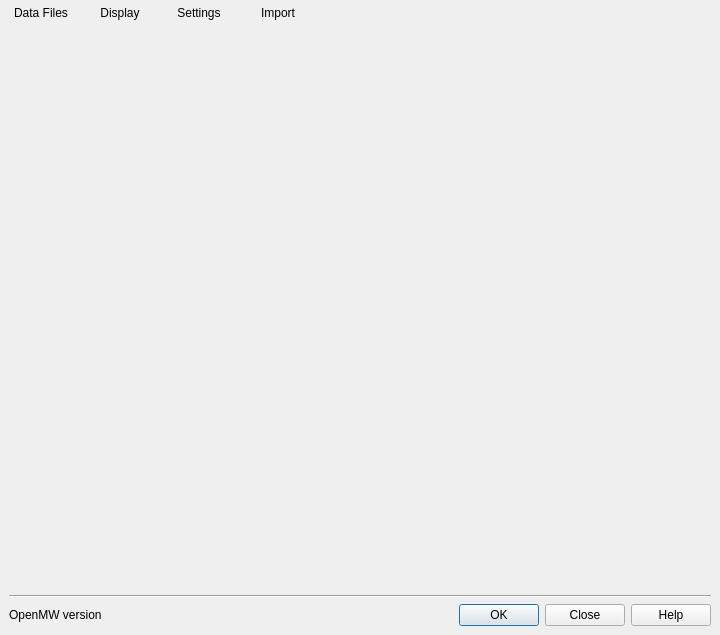
Before: the Qt Designer form apps/launcher/ui/mainwindow.ui in jeffcwj/openmw-cn-android, drawn with Qt 5.
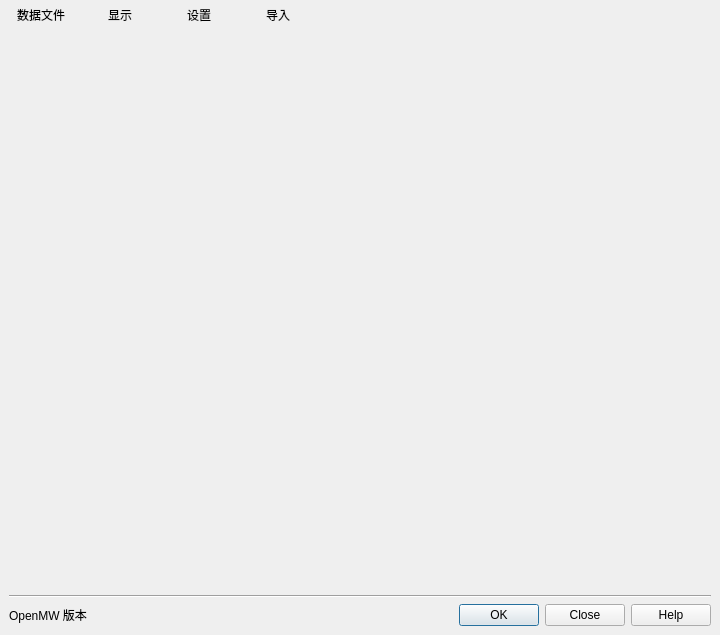
After: the same form once the commit is applied. Icons and pictures are not drawn.

Patch:
```diff
--- a/apps/launcher/ui/mainwindow.ui
+++ b/apps/launcher/ui/mainwindow.ui
@@ -40,7 +40,7 @@
       <item>
        <widget class="QLabel" name="versionLabel">
         <property name="text">
-         <string>OpenMW version</string>
+         <string>OpenMW 版本</string>
         </property>
        </widget>
       </item>
@@ -124,7 +124,7 @@
      <normaloff>:/images/openmw-plugin.png</normaloff>:/images/openmw-plugin.png</iconset>
    </property>
    <property name="text">
-    <string>Data Files</string>
+    <string>数据文件</string>
    </property>
    <property name="toolTip">
     <string>Allows to setup data files and directories</string>
@@ -145,7 +145,7 @@
      <normaloff>:/images/preferences-video.png</normaloff>:/images/preferences-video.png</iconset>
    </property>
    <property name="text">
-    <string>Display</string>
+    <string>显示</string>
    </property>
    <property name="toolTip">
     <string>Allows to change graphics settings</string>
@@ -160,7 +160,7 @@
      <normaloff>:/images/preferences.png</normaloff>:/images/preferences.png</iconset>
    </property>
    <property name="text">
-    <string>Settings</string>
+    <string>设置</string>
    </property>
    <property name="toolTip">
     <string>Allows to tweak engine settings</string>
@@ -175,7 +175,7 @@
      <normaloff>:/images/preferences-advanced.png</normaloff>:/images/preferences-advanced.png</iconset>
    </property>
    <property name="text">
-    <string>Import</string>
+    <string>导入</string>
    </property>
    <property name="toolTip">
     <string>Allows to import data from original engine</string>
```
Left out of the diff: 10 changed lines with no effect on the pictures.
